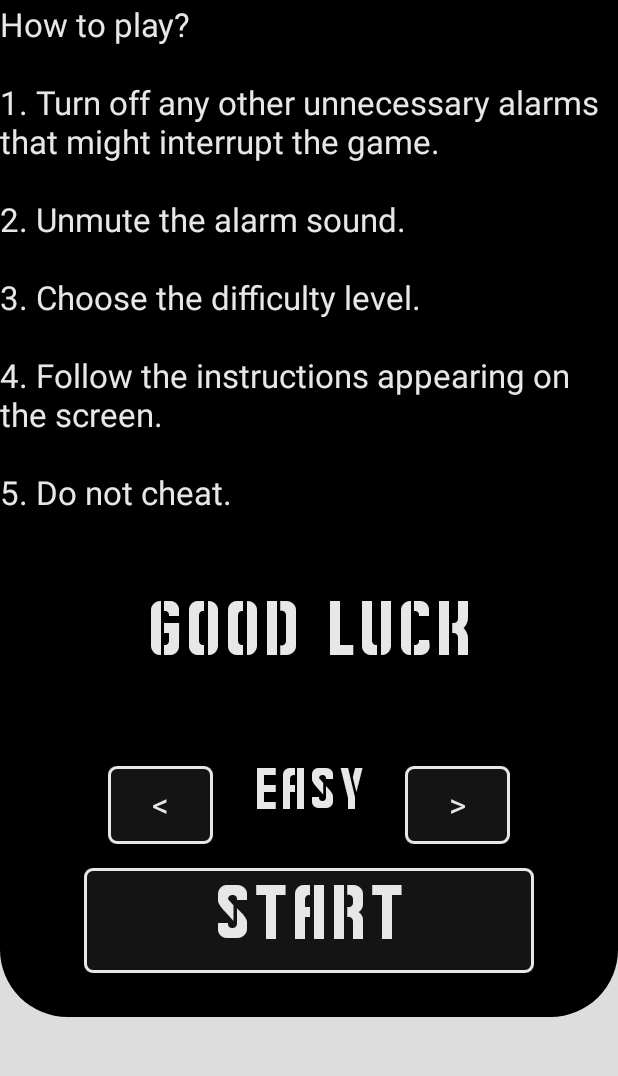
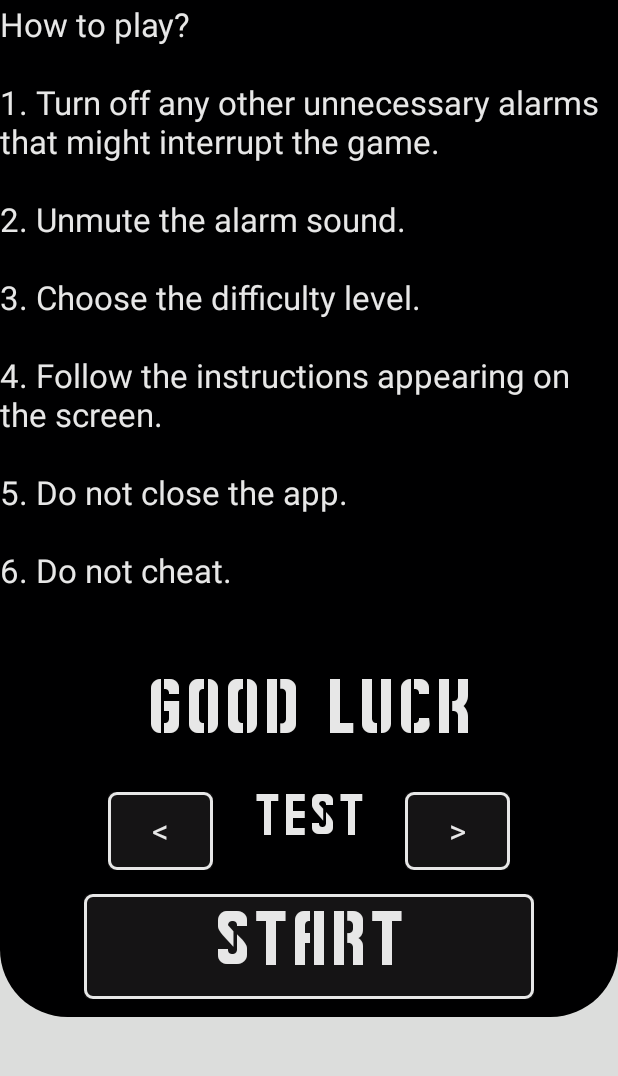
Before and after one commit to Niedzkt/Sleeping_Roulette, an Android app built with Jetpack Compose: the screen it shows after launch (MainActivity), after a tap on "play", on a phone screen of 412 x 824 dp, the part 78-1154 px from its top. Run offline under Robolectric (Android 15) with nearby library versions, the phone set to English and light mode, and no system bars; our stand-ins replace AdMob.

```diff
--- a/app/src/main/java/pl/wader/sleeping_roulette/MainActivity.kt
+++ b/app/src/main/java/pl/wader/sleeping_roulette/MainActivity.kt
@@ -4,14 +4,19 @@
 import android.app.NotificationChannel
 import android.app.NotificationManager
 import android.content.Context
+import android.content.pm.PackageManager
 import android.graphics.Color
 import android.os.Build
 import android.os.Bundle
+import android.util.Log
+import android.widget.Toast
 import androidx.activity.ComponentActivity
 import androidx.activity.compose.setContent
 import androidx.activity.viewModels
 import androidx.compose.runtime.LaunchedEffect
 import androidx.compose.ui.platform.LocalContext
+import androidx.core.app.ActivityCompat
+import androidx.core.content.ContextCompat
 import androidx.navigation.compose.NavHost
 import androidx.navigation.compose.composable
 import androidx.navigation.compose.rememberNavController
@@ -20,15 +25,28 @@
 import pl.wader.sleeping_roulette.ui.screens.GameOnScreen
 import pl.wader.sleeping_roulette.ui.screens.GameScreen
 import pl.wader.sleeping_roulette.ui.screens.HomeScreen
-import pl.wader.sleeping_roulette.ui.screens.Rules
 import pl.wader.sleeping_roulette.ui.screens.SettingsScreen
 
 class MainActivity : ComponentActivity() {
+
+    companion object {
+        const val MY_PERMISSIONS_REQUEST_SCHEDULE_EXACT_ALARM = 1
+    }
+
     private val gameScreenVm by viewModels<GameScreenViewModel>()
 
     override fun onCreate(savedInstanceState: Bundle?) {
         super.onCreate(savedInstanceState)
 
+        if (ContextCompat.checkSelfPermission(this, "android.permission.SCHEDULE_EXACT_ALARM")
+            != PackageManager.PERMISSION_GRANTED) {
+
+            ActivityCompat.requestPermissions(this,
+                arrayOf("android.permission.SCHEDULE_EXACT_ALARM"),
+                MY_PERMISSIONS_REQUEST_SCHEDULE_EXACT_ALARM)
+        }
+
+        Log.d("AlarmDebug", "MainActivity created.")
         MobileAds.initialize(this){}
 
         if(Build.VERSION.SDK_INT >= Build.VERSION_CODES.O){
@@ -96,10 +114,6 @@
                         onClick = {navController.navigate(it)}
                     )
                 }
-                composable("knowHow"){
-                        Rules()
-                }
-
             }
         }
     }
--- a/app/src/main/java/pl/wader/sleeping_roulette/ui/screens/GameScreen.kt
+++ b/app/src/main/java/pl/wader/sleeping_roulette/ui/screens/GameScreen.kt
@@ -171,7 +171,8 @@
                         "2. Unmute the alarm sound.\n" + "\n" +
                         "3. Choose the difficulty level.\n" + "\n" +
                         "4. Follow the instructions appearing on the screen.\n" + "\n" +
-                        "5. Do not cheat.\n" + "\n",
+                        "5. Do not close the app.\n" + "\n" +
+                        "6. Do not cheat.\n" + "\n",
                 style = TextStyle(
                     fontSize = 22.sp,
                     color = imageGray
@@ -192,7 +193,7 @@
                     modifier = Modifier.padding(5.dp)
                 )
                 Spacer(
-                    modifier = Modifier.height(40.dp)
+                    modifier = Modifier.height(5.dp)
                 )
 
                 DifficultySelector(gameScreenVm)
```
Also changed, not shown: app/src/main/java/pl/wader/sleeping_roulette/GameScreenViewModel.kt (+62 -43 lines), app/src/main/java/pl/wader/sleeping_roulette/YourAlarmReceiver.kt (+9 -3 lines), app/src/main/java/pl/wader/sleeping_roulette/ui/screens/HomeScreen.kt (+11 -0 lines), app/src/main/java/pl/wader/sleeping_roulette/ui/screens/RulesScreen.kt (deleted, +0 -9 lines).
